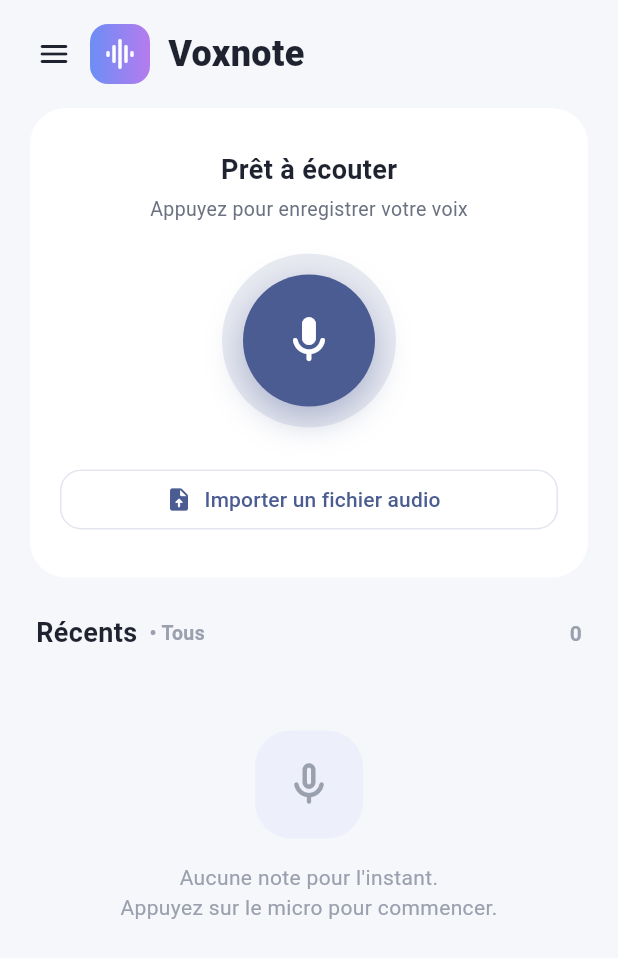
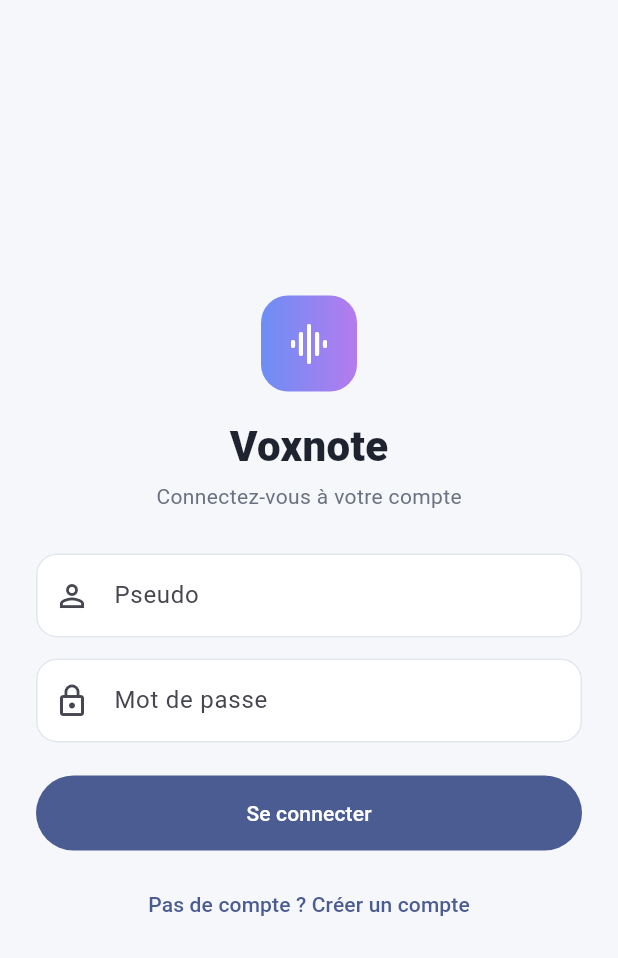
Before and after one commit to NasEpsi/App_mobile_VocalNote, a Flutter app: the screen it shows after launch, on a phone screen of 412 x 824 dp. Shown: the top 958 px of the screen. Run offline on Flutter 3.47's test engine with Material 3 defaults, Android fonts, the phone set to English and light mode, and no system bars; our stand-ins replace file_picker, flutter_dotenv, just_audio, pdf, printing, share_plus and 5 more; missing offline and left inert: dart:js_interop, record; accounts and stored records are empty.

Commit message:
Add local user accounts and improve folder deletion
Add pseudo/password authentication (salted SHA-256) with login/register screen, per-user scoping of notes and folders, session persistence, drawer user footer with logout, and a visible folder delete button with confirmation dialog.

Co-authored-by: Cursor <cursoragent@cursor.com>

```diff
--- a/lib/main.dart
+++ b/lib/main.dart
@@ -3,10 +3,12 @@ import 'package:flutter_dotenv/flutter_dotenv.dart';
 import 'package:intl/date_symbol_data_local.dart';
 import 'package:provider/provider.dart';
 
+import 'providers/auth_provider.dart';
 import 'providers/folders_provider.dart';
 import 'providers/notes_provider.dart';
 import 'providers/recording_provider.dart';
 import 'screens/home_screen.dart';
+import 'screens/login_screen.dart';
 import 'services/db_init.dart';
 
 Future<void> main() async {
@@ -28,15 +30,16 @@ class VoiceNotesApp extends StatelessWidget {
   Widget build(BuildContext context) {
     return MultiProvider(
       providers: [
-        ChangeNotifierProvider(create: (_) => NotesProvider()..load()),
-        ChangeNotifierProvider(create: (_) => FoldersProvider()..load()),
+        ChangeNotifierProvider(create: (_) => NotesProvider()),
+        ChangeNotifierProvider(create: (_) => FoldersProvider()),
         ChangeNotifierProvider(create: (_) => RecordingProvider()),
+        ChangeNotifierProvider(create: (_) => AuthProvider()),
       ],
       child: MaterialApp(
         title: 'Voxnote',
         debugShowCheckedModeBanner: false,
         theme: _buildTheme(),
-        home: const HomeScreen(),
+        home: const _AuthGate(),
       ),
     );
   }
@@ -69,3 +72,53 @@ class VoiceNotesApp extends StatelessWidget {
     );
   }
 }
+
+/// Decides between the login screen and the home screen based on auth state.
+class _AuthGate extends StatefulWidget {
+  const _AuthGate();
+
+  @override
+  State<_AuthGate> createState() => _AuthGateState();
+}
+
+class _AuthGateState extends State<_AuthGate> {
+  String? _syncedUserId;
+  bool _hasSynced = false;
+
+  @override
+  void initState() {
+    super.initState();
+    WidgetsBinding.instance.addPostFrameCallback((_) {
+      context.read<AuthProvider>().tryAutoLogin();
+    });
+  }
+
+  /// Loads (or clears) the active user's notes and folders whenever the
+  /// authenticated user changes. Runs after the frame to avoid mutating
+  /// providers during build.
+  void _syncProviders(String? userId) {
+    _syncedUserId = userId;
+    _hasSynced = true;
+    context.read<NotesProvider>().setUser(userId);
+    context.read<FoldersProvider>().setUser(userId);
+  }
+
+  @override
+  Widget build(BuildContext context) {
+    final auth = context.watch<AuthProvider>();
+    if (!auth.isInitialized) {
+      return const Scaffold(
+        body: Center(child: CircularProgressIndicator()),
+      );
+    }
+
+    final userId = auth.currentUser?.id;
+    if (!_hasSynced || userId != _syncedUserId) {
+      WidgetsBinding.instance.addPostFrameCallback((_) {
+        if (mounted) _syncProviders(userId);
+      });
+    }
+
+    return auth.isAuthenticated ? const HomeScreen() : const LoginScreen();
+  }
+}
--- /dev/null
+++ b/lib/models/app_user.dart
@@ -0,0 +1,38 @@
+/// A locally-stored user account (pseudo + hashed password).
+class AppUser {
+  final String id;
+  final String username;
+  final String passwordHash;
+  final String salt;
+  final DateTime createdAt;
+
+  const AppUser({
+    required this.id,
+    required this.username,
+    required this.passwordHash,
+    required this.salt,
+    required this.createdAt,
+  });
+
+  Map<String, Object?> toMap() {
+    return {
+      'id': id,
+      'username': username,
+      'passwordHash': passwordHash,
+      'salt': salt,
+      'createdAt': createdAt.millisecondsSinceEpoch,
+    };
+  }
+
+  factory AppUser.fromMap(Map<String, Object?> map) {
+    return AppUser(
+      id: map['id'] as String,
+      username: (map['username'] as String?) ?? '',
+      passwordHash: (map['passwordHash'] as String?) ?? '',
+      salt: (map['salt'] as String?) ?? '',
+      createdAt: DateTime.fromMillisecondsSinceEpoch(
+        (map['createdAt'] as int?) ?? 0,
+      ),
+    );
+  }
+}
--- /dev/null
+++ b/lib/screens/login_screen.dart
@@ -0,0 +1,183 @@
+import 'package:flutter/material.dart';
+import 'package:provider/provider.dart';
+
+import '../providers/auth_provider.dart';
+
+/// Login / registration screen (pseudo + password).
+class LoginScreen extends StatefulWidget {
+  const LoginScreen({super.key});
+
+  @override
+  State<LoginScreen> createState() => _LoginScreenState();
+}
+
+class _LoginScreenState extends State<LoginScreen> {
+  final _usernameController = TextEditingController();
+  final _passwordController = TextEditingController();
+
+  bool _isRegister = false;
+  bool _loading = false;
+  String? _error;
+
+  @override
+  void dispose() {
+    _usernameController.dispose();
+    _passwordController.dispose();
+    super.dispose();
+  }
+
+  Future<void> _submit() async {
+    setState(() {
+      _loading = true;
+      _error = null;
+    });
+
+    final auth = context.read<AuthProvider>();
+    final username = _usernameController.text;
+    final password = _passwordController.text;
+
+    final error = _isRegister
+        ? await auth.register(username, password)
+        : await auth.login(username, password);
+
+    // On success the AuthGate swaps this screen for the home screen and wires
+    // up the user's data, so we only need to surface failures here.
+    if (!mounted) return;
+    if (error != null) {
+      setState(() {
+        _loading = false;
+        _error = error;
+      });
+    }
+  }
+
+  @override
+  Widget build(BuildContext context) {
+    return Scaffold(
+      body: SafeArea(
+        child: Center(
+          child: SingleChildScrollView(
+            padding: const EdgeInsets.all(24),
+            child: ConstrainedBox(
+              constraints: const BoxConstraints(maxWidth: 420),
+              child: Column(
+                mainAxisSize: MainAxisSize.min,
+                crossAxisAlignment: CrossAxisAlignment.stretch,
+                children: [
+                  Center(
+                    child: Container(
+                      width: 64,
+                      height: 64,
+                      decoration: BoxDecoration(
+                        gradient: const LinearGradient(
+                          colors: [Color(0xFF6C8EF5), Color(0xFFB57BEE)],
+                        ),
+                        borderRadius: BorderRadius.circular(18),
+                      ),
+                      child: const Icon(
+                        Icons.graphic_eq_rounded,
+                        color: Colors.white,
+                        size: 32,
+                      ),
+                    ),
+                  ),
+                  const SizedBox(height: 16),
+                  const Center(
+                    child: Text(
+                      'Voxnote',
+                      style: TextStyle(
+                        fontSize: 28,
+                        fontWeight: FontWeight.w800,
+                        color: Color(0xFF1F2330),
+                      ),
+                    ),
+                  ),
+                  const SizedBox(height: 4),
+                  Center(
+                    child: Text(
+                      _isRegister
+                          ? 'Créez votre compte'
+                          : 'Connectez-vous à votre compte',
+                      style: const TextStyle(color: Color(0xFF6B7180)),
+                    ),
+                  ),
+                  const SizedBox(height: 28),
+                  TextField(
+                    controller: _usernameController,
+                    textInputAction: TextInputAction.next,
+                    decoration: _decoration('Pseudo', Icons.person_outline),
+                  ),
+                  const SizedBox(height: 14),
+                  TextField(
+                    controller: _passwordController,
+                    obscureText: true,
+                    onSubmitted: (_) => _loading ? null : _submit(),
+                    decoration: _decoration('Mot de passe', Icons.lock_outline),
+                  ),
+                  if (_error != null) ...[
+                    const SizedBox(height: 14),
+                    Text(
+                      _error!,
+                      style: const TextStyle(
+                        color: Color(0xFFE5484D),
+                        fontSize: 13,
+                      ),
+                    ),
+                  ],
+                  const SizedBox(height: 22),
+                  SizedBox(
+                    height: 50,
+                    child: FilledButton(
+                      onPressed: _loading ? null : _submit,
+                      child: _loading
+                          ? const SizedBox(
+                              width: 22,
+                              height: 22,
+                              child: CircularProgressIndicator(
+                                strokeWidth: 2,
+                                color: Colors.white,
+                              ),
+                            )
+                          : Text(_isRegister ? 'Créer le compte' : 'Se connecter'),
+                    ),
+                  ),
+                  const SizedBox(height: 12),
+                  TextButton(
+                    onPressed: _loading
+                        ? null
+                        : () => setState(() {
+                              _isRegister = !_isRegister;
+                              _error = null;
+                            }),
+                    child: Text(
+                      _isRegister
+                          ? 'Déjà un compte ? Se connecter'
+                          : 'Pas de compte ? Créer un compte',
+                    ),
+                  ),
+                ],
+              ),
+            ),
+          ),
+        ),
+      ),
+    );
+  }
+
+  InputDecoration _decoration(String hint, IconData icon) {
+    return InputDecoration(
+      hintText: hint,
+      prefixIcon: Icon(icon),
+      filled: true,
+      fillColor: Colors.white,
+      border: OutlineInputBorder(
+        borderRadius: BorderRadius.circular(14),
+        borderSide: const BorderSide(color: Color(0xFFE3E6EF)),
+      ),
+      enabledBorder: OutlineInputBorder(
+        borderRadius: BorderRadius.circular(14),
+        borderSide: const BorderSide(color: Color(0xFFE3E6EF)),
+      ),
+    );
+  }
+}
--- a/pubspec.yaml
+++ b/pubspec.yaml
@@ -53,6 +53,8 @@ dependencies:
   uuid: ^4.5.3
   sqflite_common_ffi_web: ^1.1.1
   web: ^1.1.1
+  crypto: ^3.0.7
+  shared_preferences: ^2.5.5
 
 dev_dependencies:
   flutter_test:
```
Also changed, not shown: lib/providers/auth_provider.dart (added, +70 -0 lines), lib/providers/folders_provider.dart (+17 -3 lines), lib/providers/notes_provider.dart (+17 -2 lines), lib/services/auth_service.dart (added, +80 -0 lines), lib/services/database_service.dart (+72 -15 lines), lib/widgets/app_drawer.dart (+83 -5 lines), pubspec.lock.
